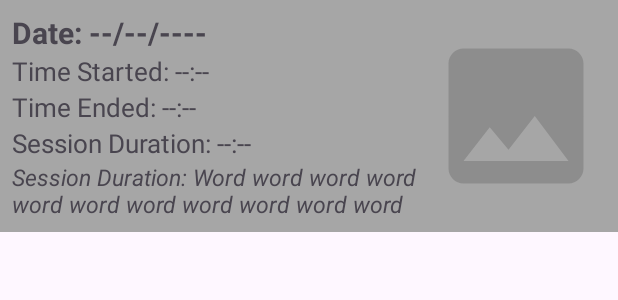
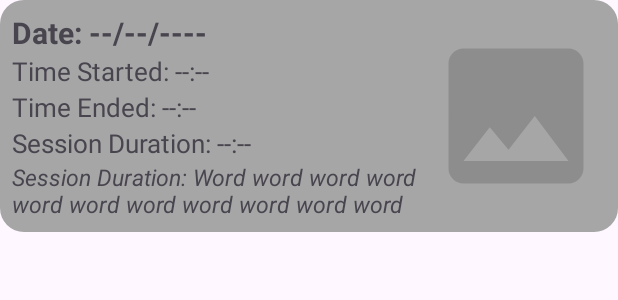
Before and after one commit to Wikho/TimeTracker-Mobile-App-Android-Studio-OPSC7311_Sem2_2024, an Android app: the layout session_item_layout.xml on its own in the app's theme, with its tools: preview values and no code run, on a phone screen of 412 x 824 dp. Shown: the top 300 px of the screen. Run offline under Robolectric (Android 15) with nearby library versions, the phone set to English and light mode, and no system bars.

Commit message:
Update Session item layout to have space between the sesstion task history

```diff
--- a/app/src/main/res/layout/session_item_layout.xml
+++ b/app/src/main/res/layout/session_item_layout.xml
@@ -5,7 +5,8 @@
     android:layout_height="wrap_content"
     android:orientation="horizontal"
     android:padding="8dp"
-    android:background="@color/gray">
+    android:background="@drawable/rounded_background_gray"
+    android:layout_marginBottom="8dp">
 
     <!-- Vertical layout for the text information -->
     <LinearLayout
```
